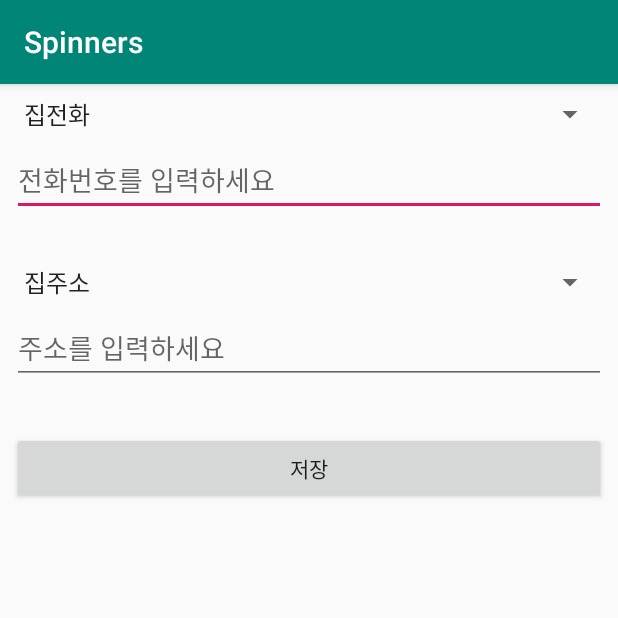
After one commit to jihyuno301/Mobile-Programming, an Android app: the SpinnersActivity screen opened directly, with no data from a screen before it, on a phone screen of 412 x 824 dp, the top half of it. The commit adds this screen. Run offline under Robolectric (Android 15) with nearby library versions, the phone set to English and light mode, and no system bars.

Commit message:
SpinnersActivity

```diff
--- a/E02View/app/src/main/AndroidManifest.xml
+++ b/E02View/app/src/main/AndroidManifest.xml
@@ -9,8 +9,11 @@
         android:roundIcon="@mipmap/ic_launcher_round"
         android:supportsRtl="true"
         android:theme="@style/AppTheme">
-        <activity android:name=".CheckboxesActivity"
-            android:label="@string/action_checkboxes" ></activity>
+        <activity android:name=".SpinnersActivity"
+            android:label="@string/action_spinners"></activity>
+        <activity
+            android:name=".CheckboxesActivity"
+            android:label="@string/action_checkboxes" />
         <activity
             android:name=".ButtonsActivity"
             android:label="@string/action_buttons" />
--- a/E02View/app/src/main/java/net/skhu/MainActivity.java
+++ b/E02View/app/src/main/java/net/skhu/MainActivity.java
@@ -46,6 +46,10 @@ public class MainActivity extends AppCompatActivity {
             Intent intent = new Intent(this, CheckboxesActivity.class);
             startActivity(intent);
             return true;
+        } else if (id == R.id.action_spinners) {
+            Intent intent = new Intent(this, SpinnersActivity.class);
+            startActivity(intent);
+            return true;
         }
 
         return super.onOptionsItemSelected(item);
--- /dev/null
+++ b/E02View/app/src/main/java/net/skhu/SpinnersActivity.java
@@ -0,0 +1,45 @@
+package net.skhu;
+
+import androidx.appcompat.app.AppCompatActivity;
+
+import android.os.Bundle;
+import android.view.View;
+import android.widget.ArrayAdapter;
+import android.widget.Button;
+import android.widget.Spinner;
+import android.widget.Toast;
+
+public class SpinnersActivity extends AppCompatActivity {
+
+    @Override
+    protected void onCreate(Bundle savedInstanceState) {
+        super.onCreate(savedInstanceState);
+        setContentView(R.layout.activity_spinners);
+
+        String[] stringArray = { "집주소", "직장주소", "기타"};
+        // 레이아웃 리소스(R.layout.simple_spinner_item)와 같은 형태에 stringArray를 담는다.
+        ArrayAdapter<String> adapter = new ArrayAdapter<String>(this, android.R.layout.simple_spinner_item, stringArray);
+        // dropdown 되었을 때 보여지는 View에서 사용될 layout을 별도로 설정하는 경우 사용
+        adapter.setDropDownViewResource(android.R.layout.simple_spinner_dropdown_item);
+        Spinner spinner = (Spinner)findViewById(R.id.spinner_addressType);
+        spinner.setAdapter(adapter);
+
+        View.OnClickListener listener1 = new View.OnClickListener() {
+            @Override
+            public void onClick(View view) {
+                Spinner spinner1 = (Spinner) findViewById(R.id.spinner_phoneType);
+                int index1 = spinner1.getSelectedItemPosition();
+                String text1 = spinner1.getSelectedItem().toString();
+
+                Spinner spinner2 = (Spinner) findViewById(R.id.spinner_addressType);
+                int index2 = spinner2.getSelectedItemPosition();
+                String text2 = spinner2.getSelectedItem().toString();
+
+                String s = String.format("전화:%s(%d)   주소:%s(%d)", text1, index1, text2, index2);
+                Toast.makeText(SpinnersActivity.this, s, Toast.LENGTH_SHORT).show();
+            }
+        };
+        Button button = (Button)findViewById(R.id.btnSave);
+        button.setOnClickListener(listener1);
+    }
+}
--- a/E02View/app/src/main/res/layout/activity_checkboxes.xml
+++ b/E02View/app/src/main/res/layout/activity_checkboxes.xml
@@ -88,7 +88,7 @@
             android:layout_weight="1"
             android:drawableLeft="@mipmap/animal_dog_small"
             android:drawablePadding="5dp"
-            android:text="강아지" />
+            android:text="@string/cat" />
 
         <RadioButton
             android:id="@+id/radioCat"
@@ -97,7 +97,7 @@
             android:layout_weight="1"
             android:drawableLeft="@mipmap/animal_cat_small"
             android:drawablePadding="5dp"
-            android:text="고양이" />
+            android:text="@string/강아지" />
 
         <RadioButton
             android:id="@+id/radioOwl"
@@ -106,7 +106,7 @@
             android:layout_weight="1"
             android:drawableLeft="@mipmap/animal_owl_small"
             android:drawablePadding="5dp"
-            android:text="부엉이" />
+            android:text="@string/owl" />
     </RadioGroup>
 
     <ImageView
--- /dev/null
+++ b/E02View/app/src/main/res/layout/activity_spinners.xml
@@ -0,0 +1,81 @@
+<?xml version="1.0" encoding="utf-8"?>
+<androidx.constraintlayout.widget.ConstraintLayout xmlns:android="http://schemas.android.com/apk/res/android"
+    xmlns:app="http://schemas.android.com/apk/res-auto"
+    xmlns:tools="http://schemas.android.com/tools"
+    android:layout_width="match_parent"
+    android:layout_height="match_parent"
+    tools:context=".SpinnersActivity">
+
+    <Spinner
+        android:id="@+id/spinner_phoneType"
+        android:layout_width="match_parent"
+        android:layout_height="wrap_content"
+        android:layout_marginStart="8dp"
+        android:layout_marginLeft="8dp"
+        android:layout_marginTop="8dp"
+        android:layout_marginEnd="8dp"
+        android:layout_marginRight="8dp"
+        android:entries="@array/phoneTypes"
+        app:layout_constraintEnd_toEndOf="parent"
+        app:layout_constraintStart_toStartOf="parent"
+        app:layout_constraintTop_toTopOf="parent" />
+
+    <EditText
+        android:id="@+id/editText_phone"
+        android:layout_width="match_parent"
+        android:layout_height="wrap_content"
+        android:layout_marginStart="8dp"
+        android:layout_marginLeft="8dp"
+        android:layout_marginTop="8dp"
+        android:layout_marginEnd="8dp"
+        android:layout_marginRight="8dp"
+        android:ems="10"
+        android:hint="@string/inputPhone"
+        android:inputType="phone"
+        app:layout_constraintEnd_toEndOf="parent"
+        app:layout_constraintStart_toStartOf="parent"
+        app:layout_constraintTop_toBottomOf="@+id/spinner_phoneType" />
+
+    <Spinner
+        android:id="@+id/spinner_addressType"
+        android:layout_width="match_parent"
+        android:layout_height="wrap_content"
+        android:layout_marginStart="8dp"
+        android:layout_marginLeft="8dp"
+        android:layout_marginTop="32dp"
+        android:layout_marginEnd="8dp"
+        android:layout_marginRight="8dp"
+        app:layout_constraintEnd_toEndOf="parent"
+        app:layout_constraintStart_toStartOf="parent"
+        app:layout_constraintTop_toBottomOf="@+id/editText_phone" />
+
+    <EditText
+        android:id="@+id/editText_address"
+        android:layout_width="match_parent"
+        android:layout_height="wrap_content"
+        android:layout_marginStart="8dp"
+        android:layout_marginLeft="8dp"
+        android:layout_marginTop="8dp"
+        android:layout_marginEnd="8dp"
+        android:layout_marginRight="8dp"
+        android:ems="10"
+        android:hint="@string/inputAddress"
+        android:inputType="text"
+        app:layout_constraintEnd_toEndOf="parent"
+        app:layout_constraintStart_toStartOf="parent"
+        app:layout_constraintTop_toBottomOf="@+id/spinner_addressType" />
+
+    <Button
+        android:id="@+id/btnSave"
+        android:layout_width="match_parent"
+        android:layout_height="wrap_content"
+        android:layout_marginStart="8dp"
+        android:layout_marginLeft="8dp"
+        android:layout_marginTop="32dp"
+        android:layout_marginEnd="8dp"
+        android:layout_marginRight="8dp"
+        android:text="@string/save"
+        app:layout_constraintEnd_toEndOf="parent"
+        app:layout_constraintStart_toStartOf="parent"
+        app:layout_constraintTop_toBottomOf="@+id/editText_address" />
+</androidx.constraintlayout.widget.ConstraintLayout>
--- a/E02View/app/src/main/res/menu/menu_main.xml
+++ b/E02View/app/src/main/res/menu/menu_main.xml
@@ -9,5 +9,6 @@
         android:title="@string/action_buttons" app:showAsAction="never" />
     <item android:id="@+id/action_checkboxes"
         android:title="@string/action_checkboxes" app:showAsAction="never" />
-
+    <item android:id="@+id/action_spinners"
+        android:title="@string/action_spinners" app:showAsAction="never"/>
 </menu>
--- a/E02View/app/src/main/res/values/strings.xml
+++ b/E02View/app/src/main/res/values/strings.xml
@@ -21,4 +21,17 @@
     <string name="yellow">노란색</string>
     <string name="blue">파란색</string>
     <string name="action_checkboxes">Checkboxes</string>
+    <string name="cat">고양이</string>
+    <string name="강아지">dog</string>
+    <string name="owl">부엉이</string>
+    <string name="inputPhone">전화번호를 입력하세요</string>
+    <string name="inputAddress">주소를 입력하세요</string>
+    <string-array name="phoneTypes">
+        <item>집전화</item>
+        <item>사무실전화</item>
+        <item>휴대폰</item>
+        <item>기타</item>
+    </string-array>
+    <string name="action_spinners">Spinners</string>
+
 </resources>
```
